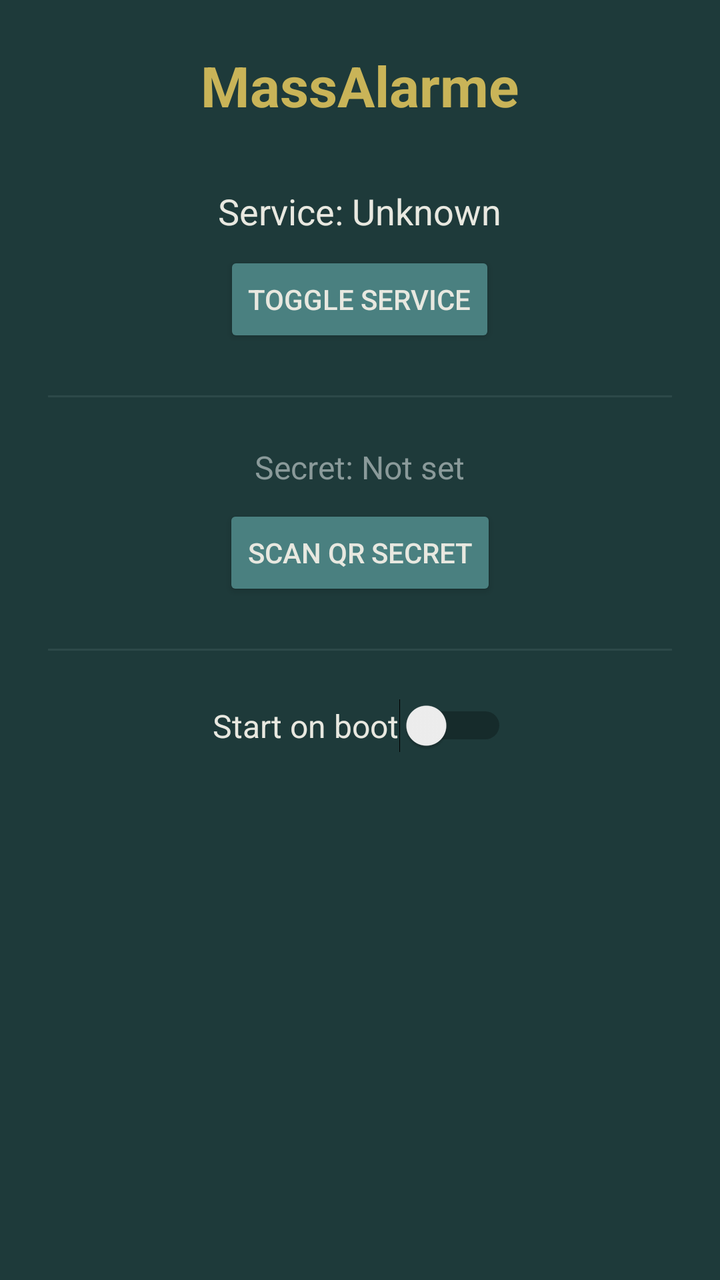
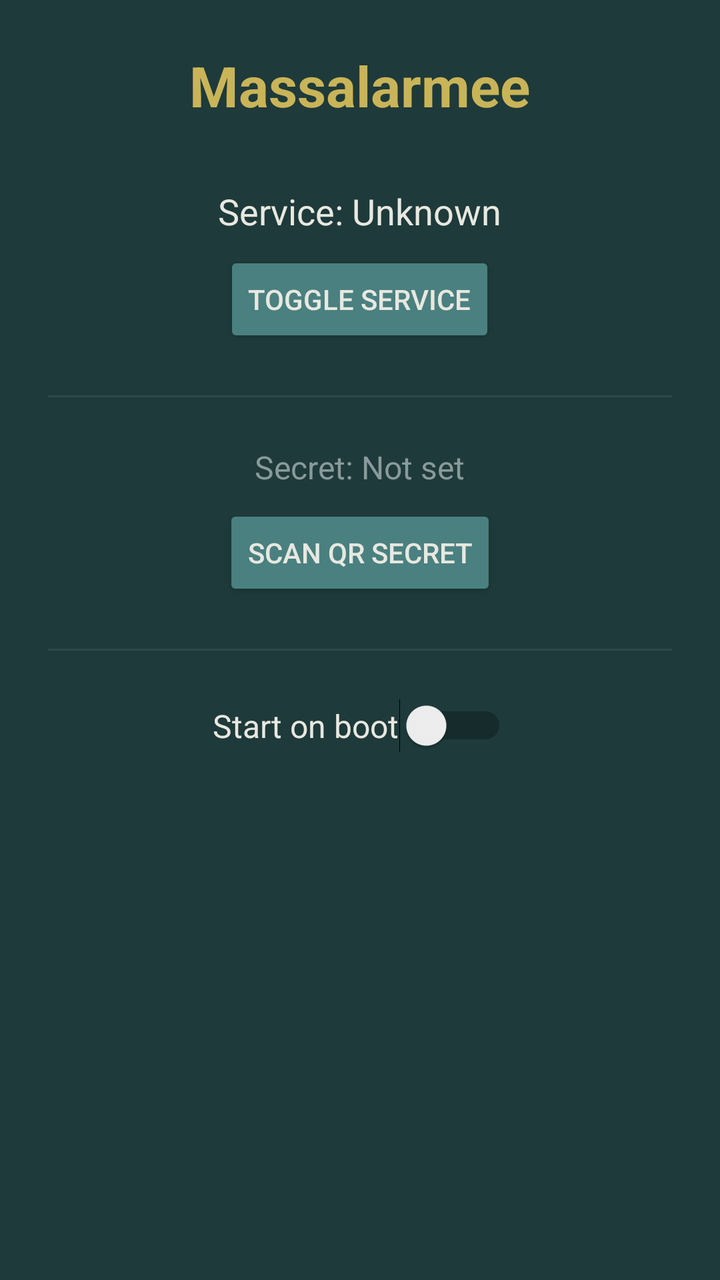

Two renders of the same Android screen: before a commit and after it. Below are the layout's source before the change and the commit's diff.
<!-- AndroidManifest.xml: application theme Theme.AppCompat.Light.NoActionBar -->
<!-- res/layout/activity_main.xml -->
<?xml version="1.0" encoding="utf-8"?>
<LinearLayout xmlns:android="http://schemas.android.com/apk/res/android"
    android:layout_width="match_parent"
    android:layout_height="match_parent"
    android:orientation="vertical"
    android:padding="24dp"
    android:gravity="center_horizontal"
    android:background="@color/bg_dark">

    <TextView
        android:layout_width="wrap_content"
        android:layout_height="wrap_content"
        android:text="MassAlarme"
        android:textSize="28sp"
        android:textStyle="bold"
        android:textColor="@color/secondary_accent"
        android:layout_marginBottom="32dp" />

    <TextView
        android:id="@+id/service_status"
        android:layout_width="wrap_content"
        android:layout_height="wrap_content"
        android:text="Service: Unknown"
        android:textSize="18sp"
        android:textColor="@color/text_primary"
        android:layout_marginBottom="8dp" />

    <Button
        android:id="@+id/service_toggle"
        android:layout_width="wrap_content"
        android:layout_height="wrap_content"
        android:text="Toggle Service"
        android:backgroundTint="@color/primary_accent"
        android:textColor="@color/text_primary"
        android:layout_marginBottom="24dp" />

    <View
        android:layout_width="match_parent"
        android:layout_height="1dp"
        android:background="@color/divider"
        android:layout_marginBottom="24dp" />

    <TextView
        android:id="@+id/secret_status"
        android:layout_width="wrap_content"
        android:layout_height="wrap_content"
        android:text="Secret: Not set"
        android:textSize="16sp"
        android:textColor="@color/text_muted"
        android:layout_marginBottom="8dp" />

    <Button
        android:id="@+id/scan_secret"
        android:layout_width="wrap_content"
        android:layout_height="wrap_content"
        android:text="Scan QR Secret"
        android:backgroundTint="@color/primary_accent"
        android:textColor="@color/text_primary"
        android:layout_marginBottom="24dp" />

    <View
        android:layout_width="match_parent"
        android:layout_height="1dp"
        android:background="@color/divider"
        android:layout_marginBottom="24dp" />

    <Switch
        android:id="@+id/boot_toggle"
        android:layout_width="wrap_content"
        android:layout_height="wrap_content"
        android:text="Start on boot"
        android:textSize="16sp"
        android:textColor="@color/text_primary" />

</LinearLayout>
<!-- resources referenced by this layout -->
<resources>
  <color name="bg_dark">#1E3A3A</color>
  <color name="divider">#33688888</color>
  <color name="primary_accent">#4A8080</color>
  <color name="secondary_accent">#C9B458</color>
  <color name="text_muted">#8A9A9A</color>
  <color name="text_primary">#E8E8E0</color>
</resources>

<!-- the commit's change to res/layout/activity_main.xml (unified diff, before → after) -->
@@ -10,7 +10,7 @@
     <TextView
         android:layout_width="wrap_content"
         android:layout_height="wrap_content"
-        android:text="MassAlarme"
+        android:text="Massalarmee"
         android:textSize="28sp"
         android:textStyle="bold"
         android:textColor="@color/secondary_accent"
